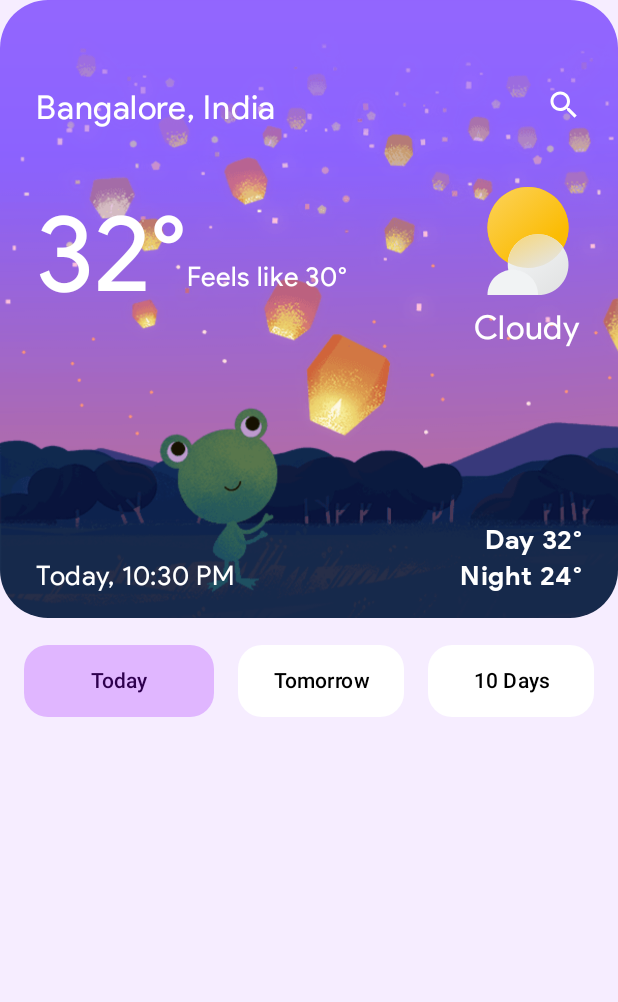
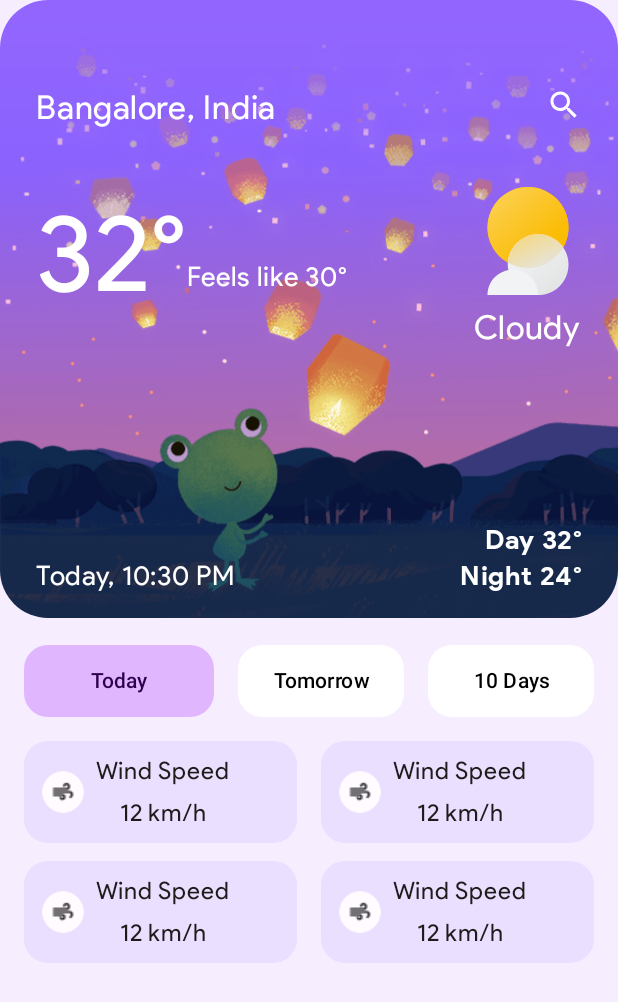
Before and after one commit to ashutosh-kumar-kushwaha/Weather-App, an Android app built with Jetpack Compose: the screen it shows after launch (MainActivity), on a phone screen of 412 x 824 dp. Shown: the top 1002 px of the screen. Run offline under Robolectric (Android 15) with nearby library versions, the phone set to English and light mode, and no system bars; our stand-ins replace constraintlayout-compose.

Commit message:
Create LazyVerticalGrid and HorizontalPager in WeatherScreen

```diff
--- a/app/src/main/java/in/ashutoshkk/weatherapp/presentation/ui/theme/Color.kt
+++ b/app/src/main/java/in/ashutoshkk/weatherapp/presentation/ui/theme/Color.kt
@@ -13,3 +13,5 @@ val Pink40 = Color(0xFF7D5260)
 val TextColor1 = Color(0xFF2E004E)
 val Color1 = Color(0xFFE0B6FF)
 val BgColor1 = Color(0xFFF6EDFF)
+val TextColor2 = Color(0xFF1E1B1B)
+val BgColor2 = Color(0x4DD0BCFF)
--- a/app/src/main/java/in/ashutoshkk/weatherapp/presentation/weather/WeatherScreen.kt
+++ b/app/src/main/java/in/ashutoshkk/weatherapp/presentation/weather/WeatherScreen.kt
@@ -7,6 +7,7 @@ import androidx.compose.foundation.layout.Column
 import androidx.compose.foundation.layout.Spacer
 import androidx.compose.foundation.layout.fillMaxWidth
 import androidx.compose.foundation.layout.height
+import androidx.compose.foundation.layout.padding
 import androidx.compose.foundation.pager.HorizontalPager
 import androidx.compose.foundation.pager.rememberPagerState
 import androidx.compose.runtime.Composable
@@ -20,6 +21,7 @@ import androidx.compose.ui.unit.dp
 import androidx.navigation.NavController
 import androidx.navigation.compose.rememberNavController
 import `in`.ashutoshkk.weatherapp.presentation.ui.theme.BgColor1
+import `in`.ashutoshkk.weatherapp.presentation.weather.components.TabContent
 import `in`.ashutoshkk.weatherapp.presentation.weather.components.Tabs
 import `in`.ashutoshkk.weatherapp.presentation.weather.components.WeatherCard
 
@@ -38,10 +40,16 @@ fun WeatherScreen(
         Tabs(selectedTabIndex){
             selectedTabIndex = it
         }
-        HorizontalPager(state = pagerState) { page ->
+        Spacer(modifier = Modifier.height(16.dp))
+        HorizontalPager(
+            state = pagerState,
+            modifier = Modifier
+                .fillMaxWidth()
+                .padding(horizontal = 16.dp)
+        ) { page ->
             when(page){
                 0 -> {
-                    // Today
+                    TabContent()
                 }
                 1 -> {
                     // Tomorrow
--- /dev/null
+++ b/app/src/main/java/in/ashutoshkk/weatherapp/presentation/weather/components/TabContent.kt
@@ -0,0 +1,92 @@
+package `in`.ashutoshkk.weatherapp.presentation.weather.components
+
+import androidx.compose.foundation.Image
+import androidx.compose.foundation.background
+import androidx.compose.foundation.layout.Arrangement
+import androidx.compose.foundation.layout.Column
+import androidx.compose.foundation.layout.Row
+import androidx.compose.foundation.layout.Spacer
+import androidx.compose.foundation.layout.fillMaxWidth
+import androidx.compose.foundation.layout.height
+import androidx.compose.foundation.layout.padding
+import androidx.compose.foundation.layout.width
+import androidx.compose.foundation.lazy.grid.GridCells
+import androidx.compose.foundation.lazy.grid.LazyVerticalGrid
+import androidx.compose.foundation.shape.RoundedCornerShape
+import androidx.compose.material3.Text
+import androidx.compose.runtime.Composable
+import androidx.compose.ui.Alignment
+import androidx.compose.ui.Modifier
+import androidx.compose.ui.draw.clip
+import androidx.compose.ui.graphics.Color
+import androidx.compose.ui.res.painterResource
+import androidx.compose.ui.semantics.Role.Companion.Image
+import androidx.compose.ui.text.font.FontWeight
+import androidx.compose.ui.tooling.preview.Preview
+import androidx.compose.ui.unit.dp
+import `in`.ashutoshkk.weatherapp.R
+import `in`.ashutoshkk.weatherapp.presentation.ui.theme.BgColor2
+import `in`.ashutoshkk.weatherapp.presentation.ui.theme.TextColor2
+import `in`.ashutoshkk.weatherapp.presentation.ui.theme.productSansFamily
+
+@Composable
+fun TabContent() {
+    LazyVerticalGrid(
+        columns = GridCells.Fixed(2),
+        verticalArrangement = Arrangement.spacedBy(12.dp),
+        horizontalArrangement = Arrangement.spacedBy(16.dp),
+        modifier = Modifier
+            .fillMaxWidth()
+            .background(Color.Transparent)
+    ) {
+        items(4) {
+            InfoItem()
+        }
+    }
+}
+
+@Composable
+fun InfoItem() {
+    Row(
+        modifier = Modifier
+            .fillMaxWidth()
+            .background(color = BgColor2, shape = RoundedCornerShape(16.dp))
+            .padding(horizontal = 12.dp, vertical = 8.dp),
+        verticalAlignment = Alignment.CenterVertically,
+        horizontalArrangement = Arrangement.Start
+    ) {
+        Image(
+            painter = painterResource(id = R.drawable.ic_wind_speed),
+            contentDescription = "Wind Speed",
+            modifier = Modifier
+                .height(28.dp)
+                .width(28.dp)
+                .clip(RoundedCornerShape(28.dp))
+        )
+        Spacer(modifier = Modifier.width(8.dp))
+        Column (
+            horizontalAlignment = Alignment.CenterHorizontally,
+            verticalArrangement = Arrangement.Center
+        ) {
+            Text(
+                text = "Wind Speed",
+                fontFamily = productSansFamily,
+                fontWeight = FontWeight.Normal,
+                color = TextColor2
+            )
+            Spacer(modifier = Modifier.height(4.dp))
+            Text(
+                text = "12 km/h",
+                fontFamily = productSansFamily,
+                fontWeight = FontWeight.Normal,
+                color = TextColor2
+            )
+        }
+    }
+}
+
+@Preview
+@Composable
+fun PreviewTabContent() {
+    TabContent()
+}
```
Also changed, not shown: app/src/main/res/drawable/ic_wind_speed.png (added).
